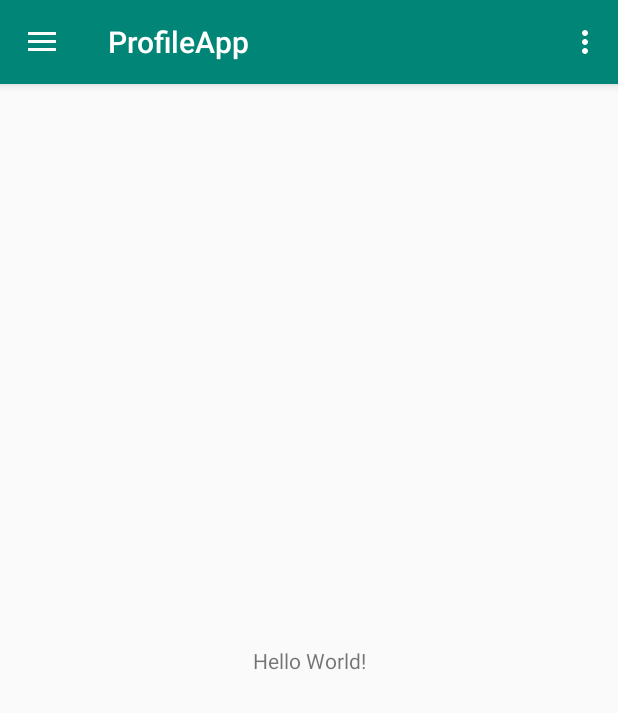
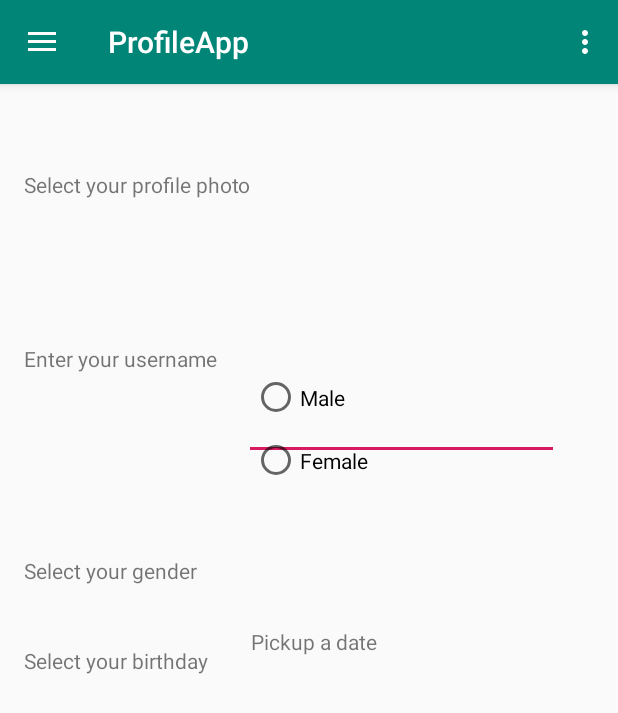
Before and after one commit to EdRome/AppProfile, an Android app: the screen it shows after launch (MainActivity), on a phone screen of 412 x 824 dp. Shown: the top 713 px of the screen. Run offline under Robolectric (Android 15) with nearby library versions, the phone set to English and light mode, and no system bars.

Commit message:
Modifying layout

```diff
--- a/app/src/main/res/layout/content_main.xml
+++ b/app/src/main/res/layout/content_main.xml
@@ -9,12 +9,105 @@
     tools:showIn="@layout/app_bar_main">
 
     <TextView
+        android:id="@+id/profile_photo_textview"
         android:layout_width="wrap_content"
         android:layout_height="wrap_content"
-        android:text="Hello World!"
-        app:layout_constraintBottom_toBottomOf="parent"
-        app:layout_constraintLeft_toLeftOf="parent"
-        app:layout_constraintRight_toRightOf="parent"
+        android:layout_marginStart="16dp"
+        android:layout_marginLeft="16dp"
+        android:layout_marginTop="57dp"
+        android:layout_marginBottom="37dp"
+        android:text="Select your profile photo"
+        app:layout_constraintBottom_toTopOf="@+id/profile_username_edittext"
+        app:layout_constraintStart_toStartOf="parent"
         app:layout_constraintTop_toTopOf="parent" />
 
+    <TextView
+        android:id="@+id/profile_username_textview"
+        android:layout_width="wrap_content"
+        android:layout_height="wrap_content"
+        android:layout_marginStart="16dp"
+        android:layout_marginLeft="16dp"
+        android:layout_marginEnd="18dp"
+        android:layout_marginRight="18dp"
+        android:text="Enter your username"
+        app:layout_constraintBaseline_toBaselineOf="@+id/profile_username_edittext"
+        app:layout_constraintEnd_toStartOf="@+id/profile_username_edittext"
+        app:layout_constraintStart_toStartOf="parent" />
+
+    <TextView
+        android:id="@+id/profile_gender_textview"
+        android:layout_width="wrap_content"
+        android:layout_height="wrap_content"
+        android:layout_marginStart="16dp"
+        android:layout_marginLeft="16dp"
+        android:layout_marginBottom="434dp"
+        android:text="Select your gender"
+        app:layout_constraintBottom_toBottomOf="parent"
+        app:layout_constraintStart_toStartOf="parent"
+        app:layout_constraintTop_toBottomOf="@+id/profile_username_edittext" />
+
+    <TextView
+        android:id="@+id/profile_birthday_textview"
+        android:layout_width="wrap_content"
+        android:layout_height="wrap_content"
+        android:layout_marginStart="16dp"
+        android:layout_marginLeft="16dp"
+        android:layout_marginEnd="28dp"
+        android:layout_marginRight="28dp"
+        android:text="Select your birthday"
+        app:layout_constraintBottom_toBottomOf="parent"
+        app:layout_constraintEnd_toStartOf="@+id/profile_birthday_dateselect"
+        app:layout_constraintStart_toStartOf="parent"
+        app:layout_constraintTop_toTopOf="parent" />
+
+    <EditText
+        android:id="@+id/profile_username_edittext"
+        android:layout_width="0dp"
+        android:layout_height="0dp"
+        android:layout_marginEnd="39dp"
+        android:layout_marginRight="39dp"
+        android:layout_marginBottom="64dp"
+        android:ems="10"
+        android:inputType="textPersonName"
+        app:layout_constraintBottom_toTopOf="@+id/profile_gender_textview"
+        app:layout_constraintEnd_toEndOf="parent"
+        app:layout_constraintStart_toEndOf="@+id/profile_username_textview"
+        app:layout_constraintTop_toBottomOf="@+id/profile_photo_textview" />
+
+    <TextView
+        android:id="@+id/profile_birthday_dateselect"
+        android:layout_width="0dp"
+        android:layout_height="44dp"
+        android:layout_marginEnd="36dp"
+        android:layout_marginRight="36dp"
+        android:text="Pickup a date"
+        app:layout_constraintBottom_toBottomOf="parent"
+        app:layout_constraintEnd_toEndOf="parent"
+        app:layout_constraintStart_toEndOf="@+id/profile_birthday_textview"
+        app:layout_constraintTop_toTopOf="parent" />
+
+    <RadioGroup
+        android:id="@+id/profile_gender_radiogroup"
+        android:layout_width="99dp"
+        android:layout_height="84dp"
+        android:layout_marginStart="168dp"
+        android:layout_marginLeft="168dp"
+        android:layout_marginTop="188dp"
+        app:layout_constraintStart_toStartOf="parent"
+        app:layout_constraintTop_toTopOf="parent">
+
+        <RadioButton
+            android:id="@+id/profile_male_radiobutton"
+            android:layout_width="99dp"
+            android:layout_height="wrap_content"
+            android:layout_weight="1"
+            android:text="Male" />
+
+        <RadioButton
+            android:id="@+id/profile_female_raidobutton"
+            android:layout_width="101dp"
+            android:layout_height="wrap_content"
+            android:layout_weight="1"
+            android:text="Female" />
+    </RadioGroup>
 </androidx.constraintlayout.widget.ConstraintLayout>
```
